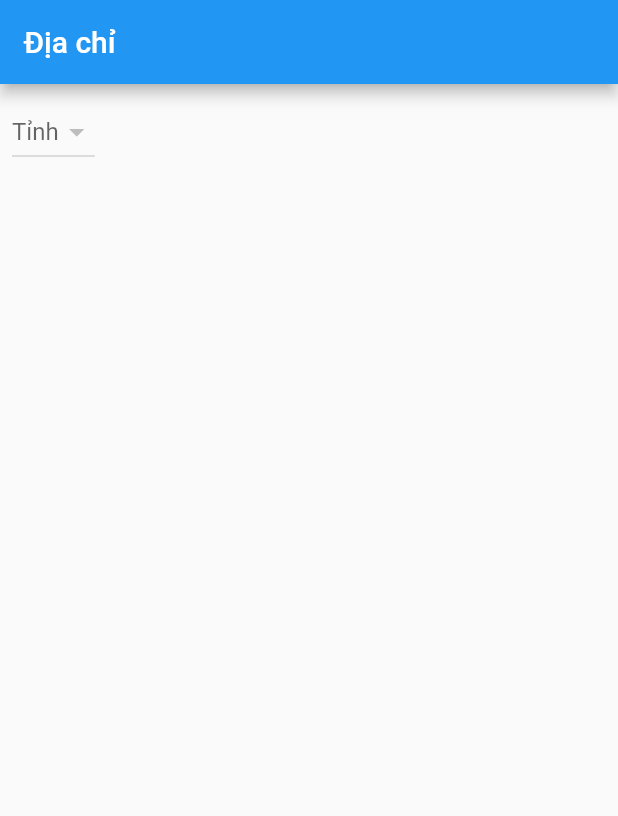
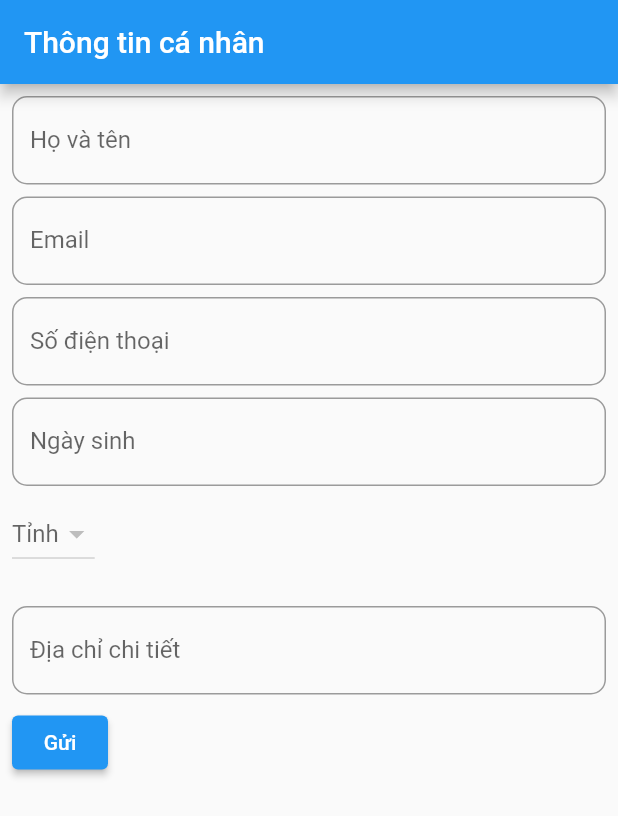
Before and after one commit to hungnt02/Flutter, a Flutter app: the screen it shows after launch, on a phone screen of 412 x 824 dp. Shown: the top 816 px of the screen. Run offline on Flutter 3.47's test engine with Material 2 defaults, Android fonts, the phone set to English and light mode, and no system bars.

Commit message:
fix: sửa lại ui

```diff
--- a/lib/main.dart
+++ b/lib/main.dart
@@ -3,32 +3,43 @@ import 'dart:convert';
 import 'package:flutter/material.dart';
 import 'package:flutter/services.dart';
 import 'package:province/models/povince.dart';
+import 'package:province/thong_tin_da_nhap_page.dart';
 
 import 'models/district.dart';
 
 import 'models/ward.dart';
+
 void main() {
-  runApp(MyApp());
+  runApp(const MyApp());
 }
 
 class MyApp extends StatelessWidget {
+  const MyApp({super.key});
+
   @override
   Widget build(BuildContext context) {
-    return MaterialApp(
+    return const MaterialApp(
       home: HomePage(),
     );
   }
 }
 
 class HomePage extends StatefulWidget {
+  const HomePage({super.key});
+
   @override
-  _HomePageState createState() => _HomePageState();
+  HomePageState createState() => HomePageState();
 }
 
-class _HomePageState extends State<HomePage> {
+class HomePageState extends State<HomePage> {
   Province? selectedProvince;
   District? selectedDistrict;
   Ward? selectedWard;
+  String? email;
+  String? name;
+  String? phoneNumber;
+  DateTime? birthDate;
+  String? street;
 
   List<Province> provinceList = [];
   List<District> districtList = [];
@@ -60,21 +71,74 @@ class _HomePageState extends State<HomePage> {
    Widget build(BuildContext context) {
     return Scaffold(
       appBar: AppBar(
-        title: Text('Địa chỉ'),
+        title: const Text('Thông tin cá nhân'),
       ),
-      body: Column(
+      body: SingleChildScrollView(
+        child: Padding(
+          padding: const EdgeInsets.all(8.0),
+          child: Column(
             crossAxisAlignment: CrossAxisAlignment.start,
             children: [
-          Padding(
-            padding: const EdgeInsets.all(8.0),
-            child: DropdownButton<Province>(
-              hint: Text('Tỉnh'),
+              TextFormField(
+                decoration: InputDecoration(
+                  border: OutlineInputBorder(borderRadius: BorderRadius.circular(10)),
+                  labelText: 'Họ và tên',
+                  hintText: 'Nhập họ và tên của bạn',
+                ),
+                onChanged: (value) {
+                  setState(() {
+                    name = value;
+                  });
+                },
+              ),
+              const SizedBox(height: 8),
+              TextFormField(
+                decoration: InputDecoration(
+                  border: OutlineInputBorder(borderRadius: BorderRadius.circular(10)),
+                  labelText: 'Email',
+                  hintText: 'Nhập email của bạn',
+                ),
+                onChanged: (value) {
+                  setState(() {
+                    email = value;
+                  });
+                },
+              ),
+              const SizedBox(height: 8),
+              TextFormField(
+                decoration: InputDecoration(
+                  border: OutlineInputBorder(borderRadius: BorderRadius.circular(10)),
+                  labelText: 'Số điện thoại',
+                  hintText: 'Nhập số điện thoại  của bạn',
+                ),
+                onChanged: (value) {
+                  setState(() {
+                    phoneNumber = value;
+                  });
+                },
+              ),
+              const SizedBox(height: 8),
+              GestureDetector(
+                onTap: () => _selectDate(context),
+                child: AbsorbPointer(
+                  child: TextFormField(
+                    decoration: InputDecoration(
+                      border: OutlineInputBorder(borderRadius: BorderRadius.circular(10)),
+                      labelText: 'Ngày sinh',
+                      hintText: 'Chọn ngày',
+                    ),
+                    controller: TextEditingController(text: birthDate != null ? "${birthDate!.day}/${birthDate!.month}/${birthDate!.year}" : ''),
+                  ),
+                ),
+              ),
+              const SizedBox(height: 8),
+              DropdownButton<Province>(
+                hint: const Text('Tỉnh'),
                 value: selectedProvince,
                 onChanged: (Province? newValue) {
                   setState(() {
                     selectedProvince = newValue;
                     selectedDistrict = null;
-
                   });
                 },
                 items: provinceList.map<DropdownMenuItem<Province>>((Province province) {
@@ -84,12 +148,10 @@ class _HomePageState extends State<HomePage> {
                   );
                 }).toList(),
               ),
-          ),
+              const SizedBox(height: 8),
               if (selectedProvince != null)
-            Padding(
-              padding: const EdgeInsets.all(8.0),
-              child: DropdownButton<District>(
-                hint: Text('Thành phố'),
+                DropdownButton<District>(
+                  hint: const Text('Thành phố'),
                   value: selectedDistrict,
                   onChanged: (District? newValue) {
                     setState(() {
@@ -103,19 +165,15 @@ class _HomePageState extends State<HomePage> {
                     );
                   }).toList(),
                 ),
-            ),
-
+              const SizedBox(height: 8),
               if (selectedDistrict != null)
-            Padding(
-  padding: const EdgeInsets.all(8.0),
-  child: DropdownButton<Ward>(
-    hint: Text('Select Ward'),
+                DropdownButton<Ward>(
+                  hint: const Text('Phường'),
                   value: selectedWard,
                   onChanged: (Ward? newValue) {
                     setState(() {
                       selectedWard = newValue;
                     });
-
                   },
                   items: wardList.where((ward) => ward.districtId == selectedDistrict!.id).map<DropdownMenuItem<Ward>>((Ward ward) {
                     return DropdownMenuItem<Ward>(
@@ -124,9 +182,82 @@ class _HomePageState extends State<HomePage> {
                     );
                   }).toList(),
                 ),
+              const SizedBox(height: 8),
+              TextFormField(
+                decoration: InputDecoration(
+                  border: OutlineInputBorder(borderRadius: BorderRadius.circular(10)),
+                  labelText: 'Địa chỉ chi tiết ',
+                  hintText: 'Nhập địa chỉ chi tiết của bạn',
                 ),
+                onChanged: (value) {
+                  setState(() {
+                    street = value;
+                  });
+                },
+              ),
+              const SizedBox(height: 8),
+              ElevatedButton(
+                onPressed: () {
+                  _submitData(context);
+                },
+                child: const Text('Gửi'),
+              ),
+            ],
+          ),
+        ),
+      ),
+    );
+  }
 
+  Future<void> _selectDate(BuildContext context) async {
+    final DateTime? pickedDate = await showDatePicker(
+      context: context,
+      initialDate: birthDate ?? DateTime.now(),
+      firstDate: DateTime(1900),
+      lastDate: DateTime.now(),
+    );
+    if (pickedDate != null && pickedDate != birthDate) {
+      setState(() {
+        birthDate = pickedDate;
+      });
+    }
+  }
+
+  void _submitData(BuildContext context) {
+    if (name == null || email == null || phoneNumber == null || birthDate == null || selectedProvince == null || selectedDistrict == null || selectedWard == null) {
+      showDialog(
+        context: context,
+        builder: (BuildContext context) {
+          return AlertDialog(
+            title: const Text('Lỗi'),
+            content: const Text('Vui lòng điền đầy đủ thông tin'),
+            actions: <Widget>[
+              TextButton(
+                onPressed: () {
+                  Navigator.of(context).pop();
+                },
+                child: const Text('Đóng'),
+              ),
             ],
+          );
+        },
+      );
+      return;
+    }
+
+    Navigator.push(
+      context,
+      MaterialPageRoute(
+        builder: (context) => ThongTinDaNhap(
+          name: name!,
+          email: email!,
+          phoneNumber: phoneNumber!,
+          birthDate: birthDate!,
+          selectedProvince: selectedProvince!,
+          selectedDistrict: selectedDistrict!,
+          selectedWard: selectedWard!,
+          street: street!,
+        ),
       ),
     );
   }
```
Also changed, not shown: lib/thong_tin_da_nhap_page.dart (added, +67 -0 lines), 5 other files. Lines whose indentation alone changed are shown as unchanged.
